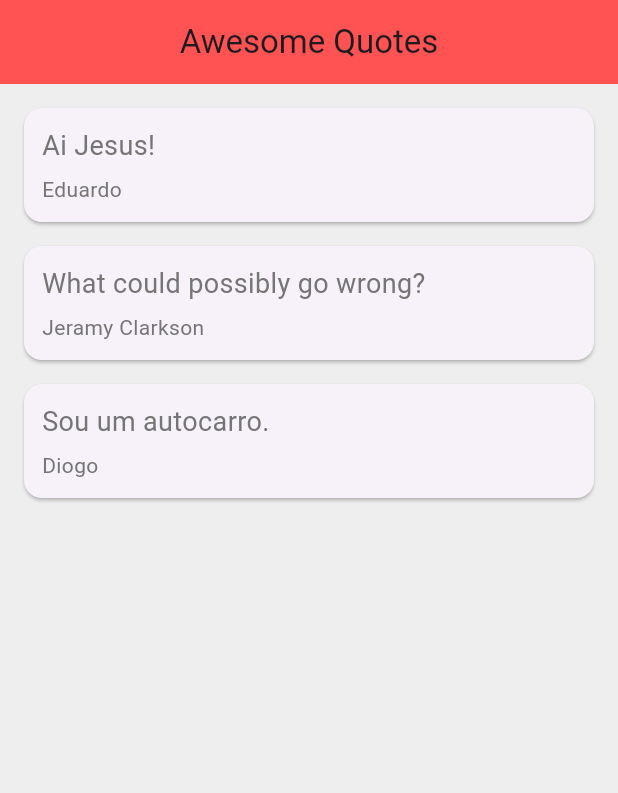
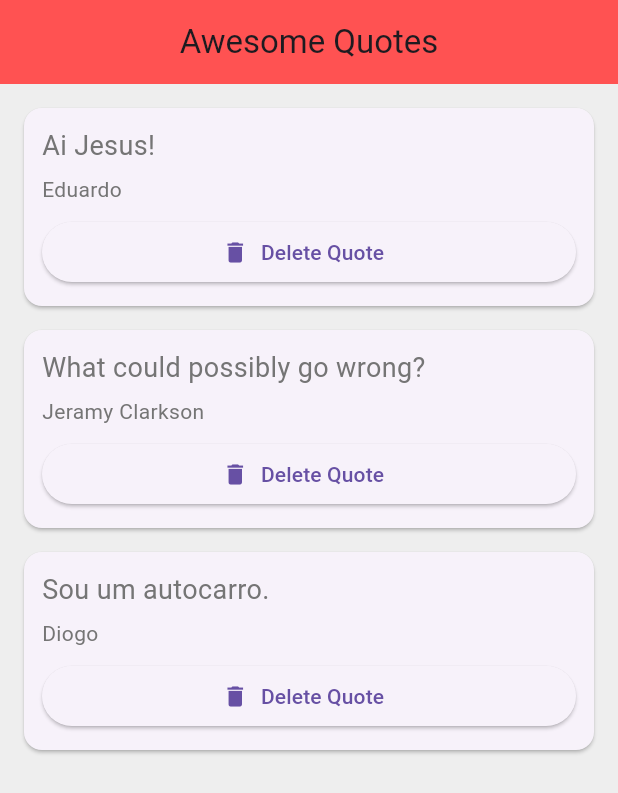
Before and after one commit to boxedition/flutter_ninja_quotes, a Flutter app: the screen it shows after launch, on a phone screen of 412 x 824 dp. Shown: the top 793 px of the screen. Run offline on Flutter 3.47's test engine with Material 3 defaults, Android fonts, the phone set to English and light mode, and no system bars.

Commit message:
Delete Quote

```diff
--- a/lib/components/card.dart
+++ b/lib/components/card.dart
@@ -3,8 +3,9 @@ import 'package:flutter_ninja_quotes/class/quote.dart';
 
 class QuoteCard extends StatelessWidget {
   final Quote quote;
+  final void Function()? cbDelete;
 
-  QuoteCard({required this.quote});
+  QuoteCard({required this.quote, required this.cbDelete});
 
   @override
   Widget build(BuildContext context) {
@@ -31,6 +32,14 @@ class QuoteCard extends StatelessWidget {
                 fontSize: 14,
                 color: Colors.grey[600],
               ),
+            ),
+            SizedBox(
+              height: 8,
+            ),
+            ElevatedButton.icon(
+              onPressed: cbDelete,
+              label: Text("Delete Quote"),
+              icon: Icon(Icons.delete),
             )
           ],
         ),
--- a/lib/main.dart
+++ b/lib/main.dart
@@ -32,7 +32,16 @@ class _QuoteListState extends State<QuoteList> {
         backgroundColor: Colors.redAccent,
       ),
       body: Column(
-          children: quotes.map((quote) => QuoteCard(quote: quote)).toList()),
+          children: quotes
+              .map((quote) => QuoteCard(
+                    quote: quote,
+                    cbDelete: () {
+                      setState(() {
+                        quotes.remove(quote);
+                      });
+                    },
+                  ))
+              .toList()),
     );
   }
 }
```
